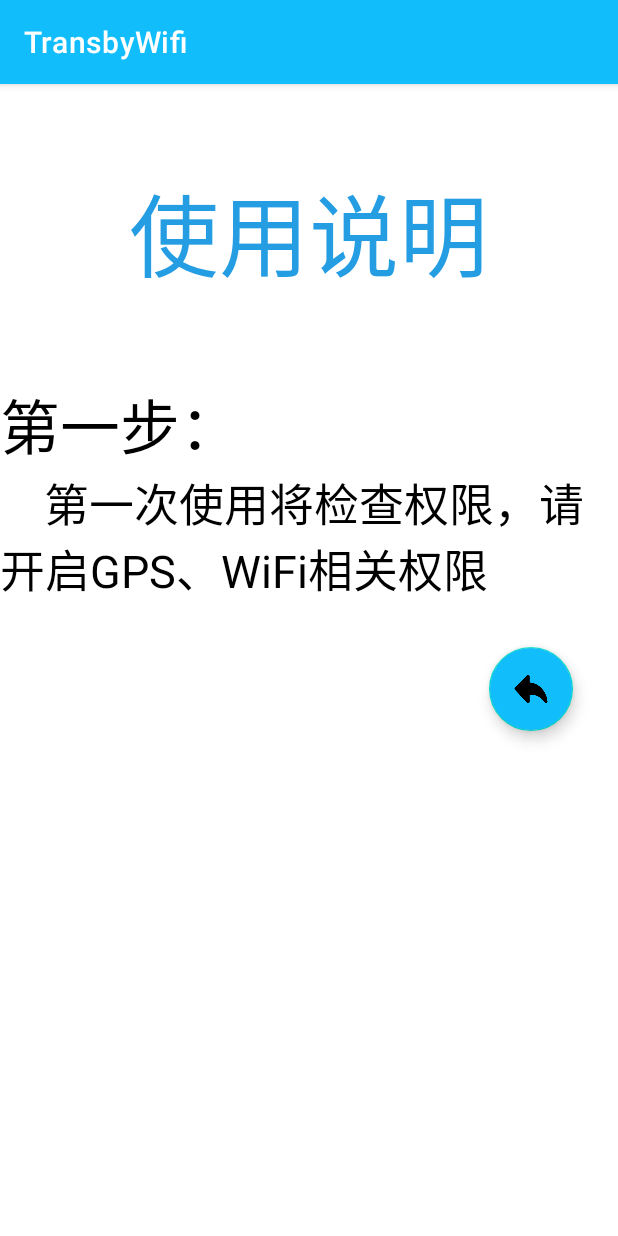
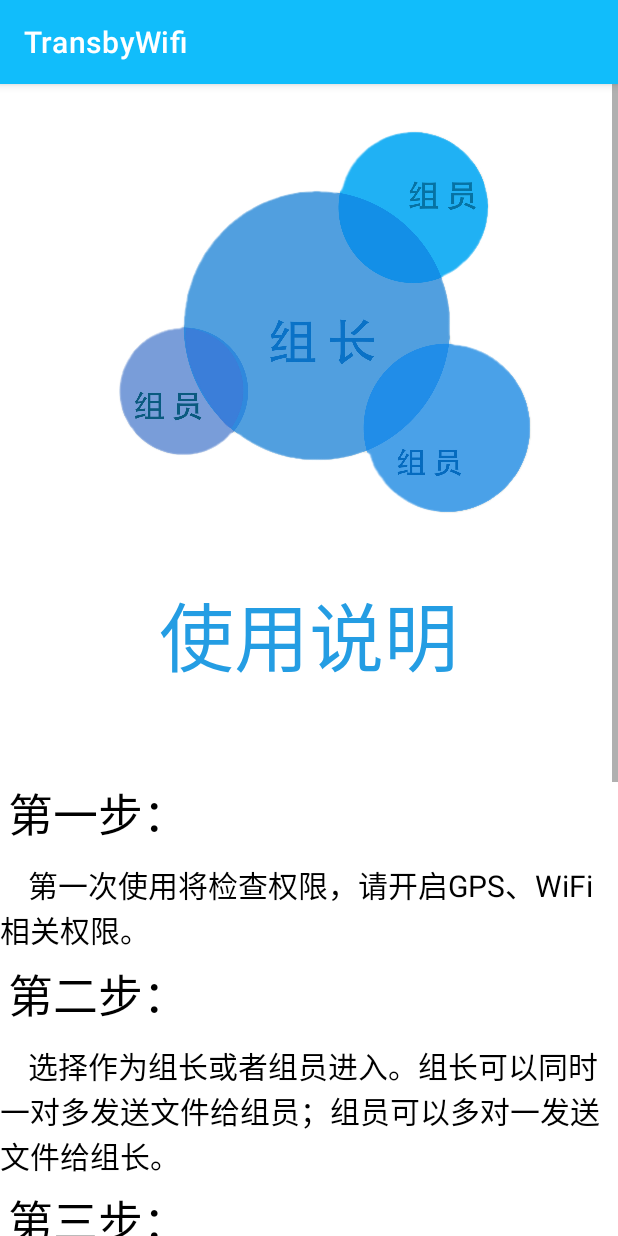
Before and after one commit to Nancywsn/TransbyWifi, an Android app: the Instruction screen opened directly, with no data from a screen before it, on a phone screen of 412 x 824 dp. Run offline under Robolectric (Android 15) with nearby library versions, the phone set to English and light mode, and no system bars.

Commit message:
新增使用说明界面，交互界面简洁化

```diff
--- a/app/src/main/res/layout/activity_instruction.xml
+++ b/app/src/main/res/layout/activity_instruction.xml
@@ -1,45 +1,112 @@
 <?xml version="1.0" encoding="utf-8"?>
-<LinearLayout xmlns:android="http://schemas.android.com/apk/res/android"
+<ScrollView xmlns:android="http://schemas.android.com/apk/res/android"
+    xmlns:app="http://schemas.android.com/apk/res-auto"
     xmlns:tools="http://schemas.android.com/tools"
-    android:orientation="vertical"
     android:layout_width="match_parent"
     android:layout_height="match_parent">
 
+    <LinearLayout
+        android:orientation="vertical"
+        android:layout_width="match_parent"
+        android:layout_height="wrap_content">
+
+        <ImageView
+            android:id="@+id/imageView"
+            android:layout_width="match_parent"
+            android:layout_height="330dp"
+            app:srcCompat="@drawable/interact" />
 
         <TextView
             android:layout_width="match_parent"
             android:layout_height="wrap_content"
             android:gravity="center"
             android:textColor="@color/myColorDark"
-        android:textSize="40sp"
-        android:text=" "/>
+            android:textSize="50sp"
+            android:text="使用说明"/>
+
         <TextView
             android:layout_width="match_parent"
             android:layout_height="wrap_content"
             android:gravity="center"
+            android:text=" "
             android:textColor="@color/myColorDark"
-        android:textSize="60sp"
-        android:text="使用说明"/>
+            android:textSize="40sp"
+            tools:ignore="SpeakableTextPresentCheck" />
+
+        <TextView
+            android:layout_width="match_parent"
+            android:layout_height="50dp"
+            android:textColor="@color/black"
+            android:textSize="30sp"
+            android:layout_margin="5dp"
+            android:text="第一步："/>
+
         <TextView
             android:layout_width="match_parent"
             android:layout_height="wrap_content"
-        android:gravity="center"
-        android:textColor="@color/myColorDark"
-        android:textSize="40sp"
-        android:text=" "/>
+            android:text="    第一次使用将检查权限，请开启GPS、WiFi相关权限。"
+            android:textColor="@color/black"
+            android:textSize="20sp" />
 
         <TextView
             android:layout_width="match_parent"
-        android:layout_height="60dp"
+            android:layout_height="50dp"
             android:textColor="@color/black"
-        android:textSize="40dp"
-        android:text="第一步："/>
+            android:textSize="30sp"
+            android:layout_margin="5dp"
+            android:text="第二步："/>
+
         <TextView
             android:layout_width="match_parent"
             android:layout_height="wrap_content"
+            android:text="    选择作为组长或者组员进入。组长可以同时一对多发送文件给组员；组员可以多对一发送文件给组长。"
             android:textColor="@color/black"
-        android:textSize="30dp"
-        android:text="    第一次使用将检查权限，请开启GPS、WiFi相关权限"/>
+            android:textSize="20sp" />
+
+        <TextView
+            android:layout_width="match_parent"
+            android:layout_height="50dp"
+            android:textColor="@color/black"
+            android:textSize="30sp"
+            android:layout_margin="5dp"
+            android:text="第三步："/>
+
+        <TextView
+            android:layout_width="match_parent"
+            android:layout_height="wrap_content"
+            android:text="    组长先建立连接，组员搜索设备搜索到组长，点击目标设备进行连接，等待直到连接成功"
+            android:textColor="@color/black"
+            android:textSize="20sp" />
+
+        <TextView
+            android:layout_width="match_parent"
+            android:layout_height="50dp"
+            android:textColor="@color/black"
+            android:textSize="30sp"
+            android:layout_margin="5dp"
+            android:text="一对多："/>
+
+        <TextView
+            android:layout_width="match_parent"
+            android:layout_height="wrap_content"
+            android:text="    组长需点击接收IP，待组员发送IP。重复这个过程直至收集所有组员IP后，组长选择文件，点击发送。"
+            android:textColor="@color/black"
+            android:textSize="20sp" />
+
+        <TextView
+            android:layout_width="match_parent"
+            android:layout_height="50dp"
+            android:textColor="@color/black"
+            android:textSize="30sp"
+            android:layout_margin="5dp"
+            android:text="多对一："/>
+
+        <TextView
+            android:layout_width="match_parent"
+            android:layout_height="wrap_content"
+            android:text="    组长需点击接收文件，待组员发送文件。重复这个过程直至所有组员完成发送。"
+            android:textColor="@color/black"
+            android:textSize="20sp" />
 
 
         <com.google.android.material.floatingactionbutton.FloatingActionButton
@@ -53,3 +120,5 @@
         tools:ignore="SpeakableTextPresentCheck"/>
 
     </LinearLayout>
+
+</ScrollView>
--- a/app/src/main/res/menu/instruction.xml
+++ b/app/src/main/res/menu/instruction.xml
@@ -2,5 +2,5 @@
 <menu xmlns:android="http://schemas.android.com/apk/res/android">
     <item
         android:id="@+id/instuction_item"
-        android:title="使用帮助"/>
+        android:title="使用说明"/>
 </menu>
```
Also changed, not shown: app/src/main/java/com/example/transbywifi/client/GCActivity.kt (+7 -4 lines), app/src/main/java/com/example/transbywifi/groupowner/GOActivity.kt (+22 -5 lines), app/src/main/java/com/example/transbywifi/groupowner/GOViewModel.kt (+8 -26 lines), app/src/main/res/layout/activity_file_client.xml (+11 -1 lines), app/src/main/res/layout/activity_file_gowner.xml (+11 -1 lines), app/src/main/res/layout/activity_main.xml (+15 -6 lines), app/src/main/res/drawable/instruct.png (added), app/src/main/res/drawable/interact.jpg (added). Lines whose indentation alone changed are shown as unchanged.
